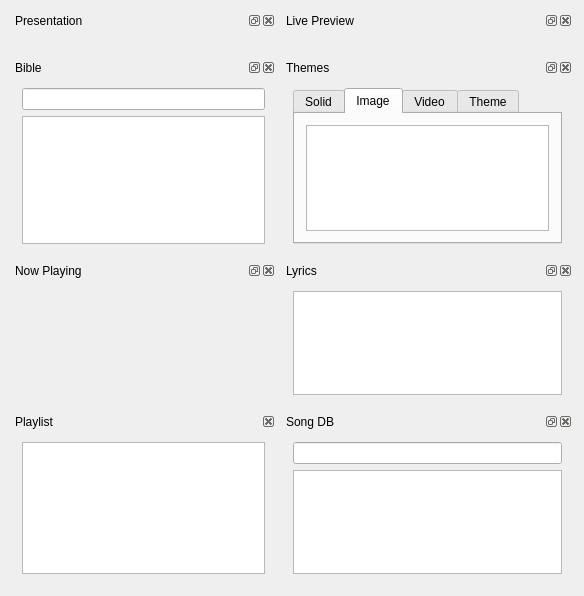
This is kworship/kworshipview_base.ui in amalon/kworship as Qt 5 draws it before an edit. The edited form follows.
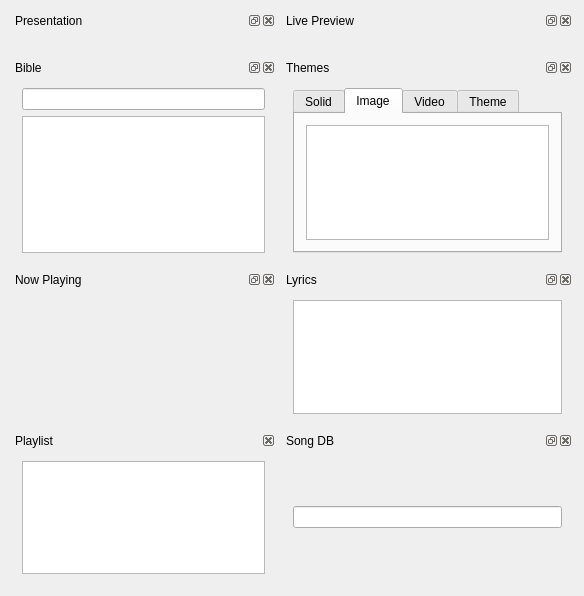
This is the edited form.

The edit to the form file:
```diff
--- a/kworship/kworshipview_base.ui
+++ b/kworship/kworshipview_base.ui
@@ -236,7 +236,7 @@
         <widget class="QLineEdit" name="searchSongs" />
        </item>
        <item>
-        <widget class="QTreeView" name="treeSongs" />
+        <layout class="QHBoxLayout" name="layoutSongsTree" />
        </item>
        <item>
         <layout class="QHBoxLayout" name="horizontalLayout_6" />
```
